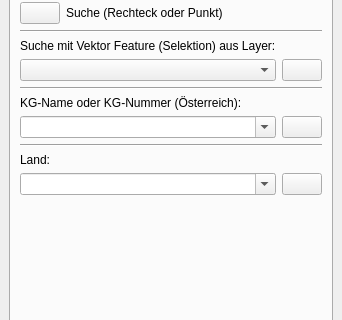
Above: APIS/forms/apis_search_form.ui from APIS-Luftbildarchiv/APIS before the change; both pictures show x 0 to 342 and y 129 to 449 of the 342 by 557 pixel window. Below: the same form after it.
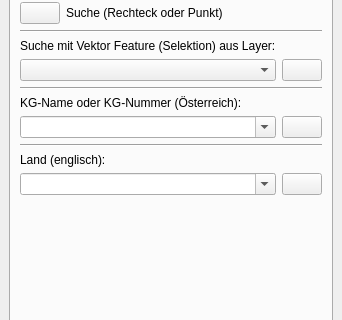
That is the form after the change. The open tabs and pages were chosen to show the change. Icons and pictures are not drawn. Custom widgets are drawn as their Qt base class.

```diff
--- a/APIS/forms/apis_search_form.ui
+++ b/APIS/forms/apis_search_form.ui
@@ -193,7 +193,7 @@
         <item>
          <widget class="QLabel" name="label_8">
           <property name="text">
-           <string>Land:</string>
+           <string>Land (englisch):</string>
           </property>
          </widget>
         </item>
```
Left out of the diff: 2 changed lines with no effect on the pictures.
